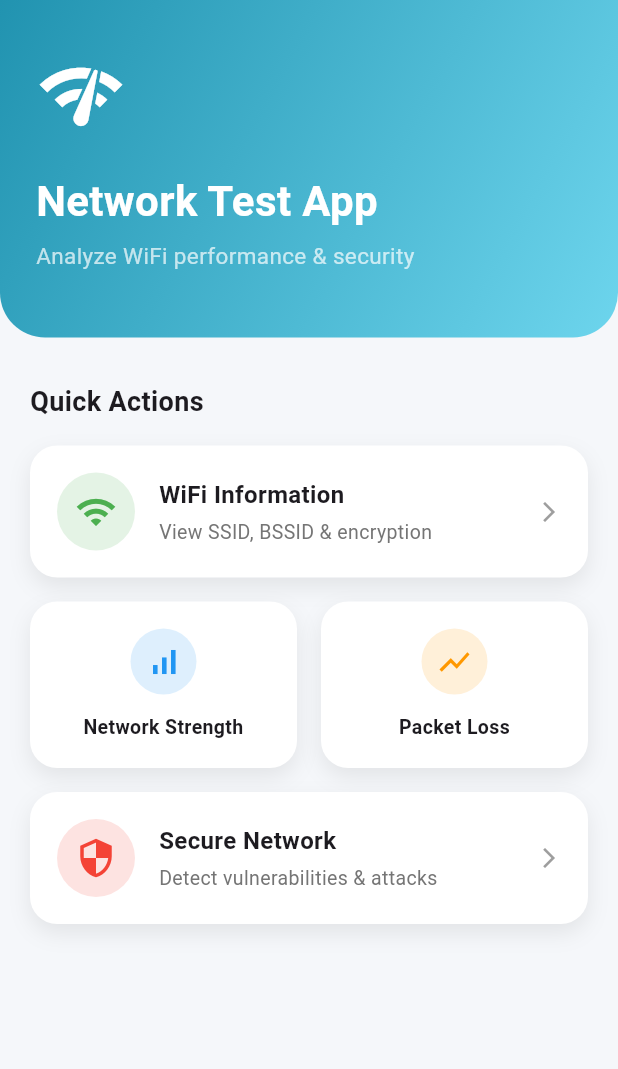
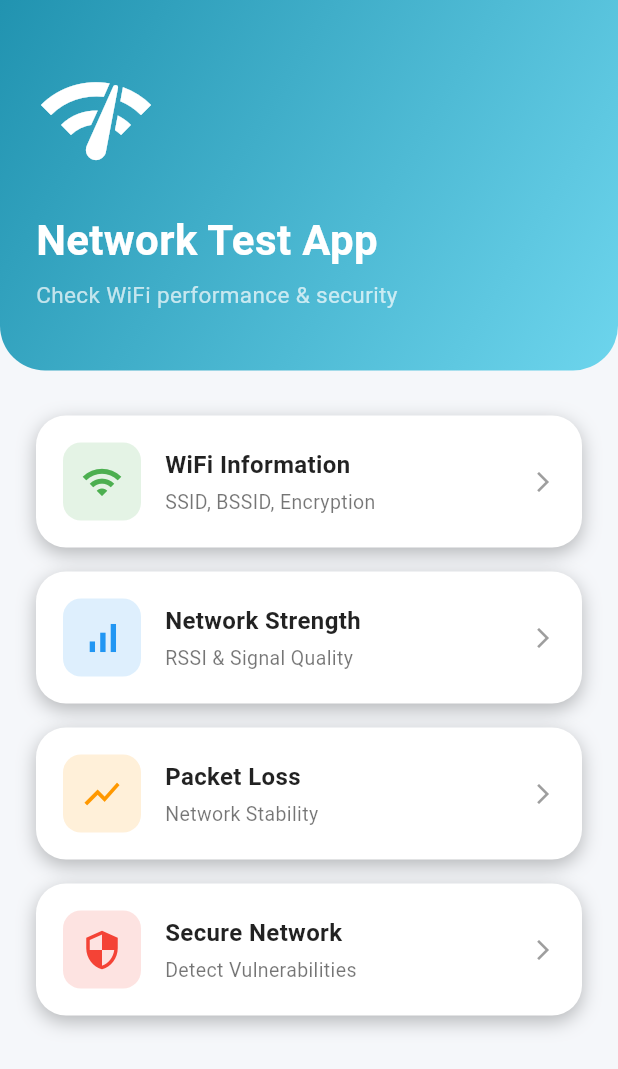
Before and after one commit to NoCdtho/Nettest, a Flutter app: the screen it shows after launch, on a phone screen of 412 x 824 dp. Shown: the top 1069 px of the screen. Run offline on Flutter 3.47's test engine with Material 3 defaults, Android fonts, the phone set to English and light mode, and no system bars; our stand-ins replace permission_handler.

Commit message:
Updated UI for Homepage

```diff
--- a/lib/homepage.dart
+++ b/lib/homepage.dart
@@ -1,7 +1,8 @@
 import 'package:flutter/material.dart';
+
+import 'wifi_info_page.dart';
+import 'network_strength_page.dart';
 import 'packet_loss_page.dart';
-import 'network_strength_page.dart';
-import 'wifi_info_page.dart';
 import 'secure_network_page.dart';
 
 class HomePage extends StatelessWidget {
@@ -10,15 +11,16 @@ class HomePage extends StatelessWidget {
   @override
   Widget build(BuildContext context) {
     return Scaffold(
-      backgroundColor: const Color(0xFFF5F7FA),
-      body: SafeArea(
-        child: SingleChildScrollView(
+      backgroundColor: const Color(
+        0xFFF5F7FA,
+      ), // light background like first UI
+      body: SingleChildScrollView(
         child: Column(
           children: [
-              // 🔹 Header Section
+            // ✅ GRADIENT HEADER (like first code)
             Container(
               width: double.infinity,
-                padding: const EdgeInsets.all(24),
+              padding: const EdgeInsets.fromLTRB(24, 40, 24, 40),
               decoration: const BoxDecoration(
                 gradient: LinearGradient(
                   colors: [Color(0xFF2193b0), Color(0xFF6dd5ed)],
@@ -33,8 +35,7 @@ class HomePage extends StatelessWidget {
               child: Column(
                 crossAxisAlignment: CrossAxisAlignment.start,
                 children: const [
-                    SizedBox(height: 10),
-                    Icon(Icons.network_check, size: 60, color: Colors.white),
+                  Icon(Icons.network_check, size: 80, color: Colors.white),
                   SizedBox(height: 20),
                   Text(
                     "Network Test App",
@@ -46,95 +47,55 @@ class HomePage extends StatelessWidget {
                   ),
                   SizedBox(height: 6),
                   Text(
-                      "Analyze WiFi performance & security",
+                    "Check WiFi performance & security",
                     style: TextStyle(fontSize: 15, color: Colors.white70),
                   ),
-                    SizedBox(height: 20),
                 ],
               ),
             ),
 
             const SizedBox(height: 30),
 
-              // 🔹 Main Cards Section
+            // ✅ BUTTONS SECTION (UNCHANGED)
             Padding(
-                padding: const EdgeInsets.symmetric(horizontal: 20),
+              padding: const EdgeInsets.symmetric(horizontal: 24),
               child: Column(
-                  crossAxisAlignment: CrossAxisAlignment.start,
                 children: [
-                    const Text(
-                      "Quick Actions",
-                      style: TextStyle(
-                        fontSize: 18,
-                        fontWeight: FontWeight.bold,
-                      ),
+                  _infoCard(
+                    context,
+                    Icons.wifi,
+                    "WiFi Information",
+                    "SSID, BSSID, Encryption",
+                    Colors.green,
+                    const WiFiInfoPage(),
                   ),
                   const SizedBox(height: 16),
-
-                    _featureCard(
+                  _infoCard(
                     context,
-                      title: "WiFi Information",
-                      subtitle: "View SSID, BSSID & encryption",
-                      icon: Icons.wifi,
-                      color: Colors.green,
-                      onTap: () => Navigator.push(
+                    Icons.signal_cellular_alt,
+                    "Network Strength",
+                    "RSSI & Signal Quality",
+                    Colors.blue,
+                    const NetworkStrengthPage(),
+                  ),
+                  const SizedBox(height: 16),
+                  _infoCard(
                     context,
-                        MaterialPageRoute(builder: (_) => const WiFiInfoPage()),
+                    Icons.show_chart,
+                    "Packet Loss",
+                    "Network Stability",
+                    Colors.orange,
+                    const PacketLossPage(),
                   ),
+                  const SizedBox(height: 16),
+                  _infoCard(
+                    context,
+                    Icons.security,
+                    "Secure Network",
+                    "Detect Vulnerabilities",
+                    Colors.red,
+                    const SecureNetworkPage(),
                   ),
-
-                    const SizedBox(height: 16),
-
-                    Row(
-                      children: [
-                        Expanded(
-                          child: _miniCard(
-                            context,
-                            title: "Network Strength",
-                            icon: Icons.signal_cellular_alt,
-                            color: Colors.blue,
-                            onTap: () => Navigator.push(
-                              context,
-                              MaterialPageRoute(
-                                builder: (_) => const NetworkStrengthPage(),
-                              ),
-                            ),
-                          ),
-                        ),
-                        const SizedBox(width: 16),
-                        Expanded(
-                          child: _miniCard(
-                            context,
-                            title: "Packet Loss",
-                            icon: Icons.show_chart,
-                            color: Colors.orange,
-                            onTap: () => Navigator.push(
-                              context,
-                              MaterialPageRoute(
-                                builder: (_) => const PacketLossPage(),
-                              ),
-                            ),
-                          ),
-                        ),
-                      ],
-                    ),
-
-                    const SizedBox(height: 16),
-
-                    _featureCard(
-                      context,
-                      title: "Secure Network",
-                      subtitle: "Detect vulnerabilities & attacks",
-                      icon: Icons.security,
-                      color: Colors.red,
-                      onTap: () => Navigator.push(
-                        context,
-                        MaterialPageRoute(
-                          builder: (_) => const SecureNetworkPage(),
-                        ),
-                      ),
-                    ),
-
                   const SizedBox(height: 30),
                 ],
               ),
@@ -142,39 +103,44 @@ class HomePage extends StatelessWidget {
           ],
         ),
       ),
-      ),
     );
   }
 
-  // 🔹 Large Card
-  Widget _featureCard(
-    BuildContext context, {
-    required String title,
-    required String subtitle,
-    required IconData icon,
-    required Color color,
-    required VoidCallback onTap,
-  }) {
-    return GestureDetector(
-      onTap: onTap,
+  // 🔒 BUTTON DESIGN — NOT CHANGED
+  Widget _infoCard(
+    BuildContext context,
+    IconData icon,
+    String title,
+    String subtitle,
+    Color color,
+    Widget page,
+  ) {
+    return InkWell(
+      borderRadius: BorderRadius.circular(20),
+      onTap: () {
+        Navigator.push(context, MaterialPageRoute(builder: (_) => page));
+      },
       child: Container(
         padding: const EdgeInsets.all(18),
         decoration: BoxDecoration(
           color: Colors.white,
-          borderRadius: BorderRadius.circular(18),
-          boxShadow: [
+          borderRadius: BorderRadius.circular(20),
+          boxShadow: const [
             BoxShadow(
-              color: Colors.black.withOpacity(0.08),
-              blurRadius: 12,
-              offset: const Offset(0, 6),
+              color: Colors.black26,
+              blurRadius: 10,
+              offset: Offset(0, 4),
             ),
           ],
         ),
         child: Row(
           children: [
-            CircleAvatar(
-              radius: 26,
-              backgroundColor: color.withOpacity(0.15),
+            Container(
+              padding: const EdgeInsets.all(12),
+              decoration: BoxDecoration(
+                color: color.withOpacity(0.15),
+                borderRadius: BorderRadius.circular(12),
+              ),
               child: Icon(icon, color: color, size: 28),
             ),
             const SizedBox(width: 16),
@@ -187,12 +153,13 @@ class HomePage extends StatelessWidget {
                     style: const TextStyle(
                       fontSize: 16,
                       fontWeight: FontWeight.bold,
+                      color: Colors.black87,
                     ),
                   ),
                   const SizedBox(height: 4),
                   Text(
                     subtitle,
-                    style: TextStyle(fontSize: 13, color: Colors.grey.shade600),
+                    style: const TextStyle(fontSize: 13, color: Colors.black54),
                   ),
                 ],
               ),
@@ -203,46 +170,4 @@ class HomePage extends StatelessWidget {
       ),
     );
   }
-
-  // 🔹 Small Card
-  Widget _miniCard(
-    BuildContext context, {
-    required String title,
-    required IconData icon,
-    required Color color,
-    required VoidCallback onTap,
-  }) {
-    return GestureDetector(
-      onTap: onTap,
-      child: Container(
-        padding: const EdgeInsets.all(18),
-        decoration: BoxDecoration(
-          color: Colors.white,
-          borderRadius: BorderRadius.circular(18),
-          boxShadow: [
-            BoxShadow(
-              color: Colors.black.withOpacity(0.08),
-              blurRadius: 12,
-              offset: const Offset(0, 6),
-            ),
-          ],
-        ),
-        child: Column(
-          children: [
-            CircleAvatar(
-              radius: 22,
-              backgroundColor: color.withOpacity(0.15),
-              child: Icon(icon, color: color, size: 24),
-            ),
-            const SizedBox(height: 12),
-            Text(
-              title,
-              textAlign: TextAlign.center,
-              style: const TextStyle(fontSize: 13, fontWeight: FontWeight.w600),
-            ),
-          ],
-        ),
-      ),
-    );
 }
-}
```
Lines whose indentation alone changed are shown as unchanged.
